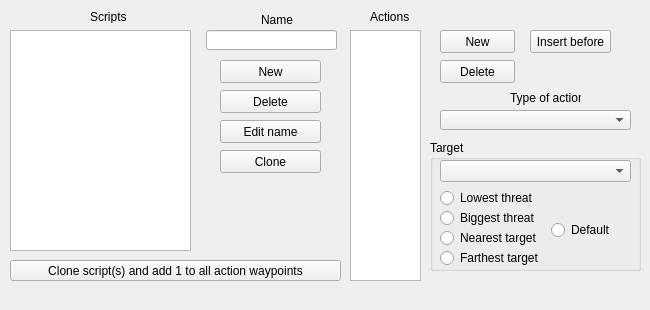
Old version of the form src/scriptsection.ui in the repository PTapioK/TSWaveMaker.
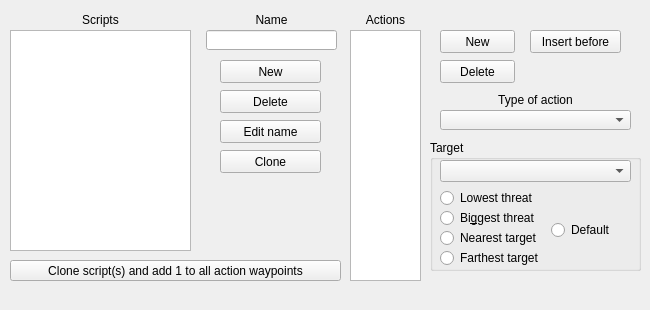
New version of the form.

```diff
--- a/src/scriptsection.ui
+++ b/src/scriptsection.ui
@@ -65,15 +65,18 @@
    <widget class="QLabel" name="label">
     <property name="geometry">
      <rect>
-      <x>90</x>
+      <x>15</x>
       <y>10</y>
-      <width>46</width>
-      <height>13</height>
+      <width>171</width>
+      <height>20</height>
      </rect>
     </property>
     <property name="text">
      <string>Scripts</string>
     </property>
+    <property name="alignment">
+     <set>Qt::AlignCenter</set>
+    </property>
    </widget>
    <widget class="QLineEdit" name="SNameEdit">
     <property name="geometry">
@@ -88,15 +91,18 @@
    <widget class="QLabel" name="label_2">
     <property name="geometry">
      <rect>
-      <x>261</x>
+      <x>211</x>
       <y>10</y>
-      <width>41</width>
+      <width>121</width>
       <height>20</height>
      </rect>
     </property>
     <property name="text">
      <string>Name</string>
     </property>
+    <property name="alignment">
+     <set>Qt::AlignCenter</set>
+    </property>
    </widget>
    <widget class="QPushButton" name="newS">
     <property name="geometry">
@@ -163,15 +169,18 @@
    <widget class="QLabel" name="label_3">
     <property name="geometry">
      <rect>
-      <x>370</x>
+      <x>355</x>
       <y>10</y>
-      <width>46</width>
-      <height>13</height>
+      <width>61</width>
+      <height>20</height>
      </rect>
     </property>
     <property name="text">
      <string>Actions</string>
     </property>
+    <property name="alignment">
+     <set>Qt::AlignCenter</set>
+    </property>
    </widget>
    <widget class="QPushButton" name="newSA">
     <property name="geometry">
@@ -218,15 +227,18 @@
    <widget class="QLabel" name="label_4">
     <property name="geometry">
      <rect>
-      <x>510</x>
+      <x>450</x>
       <y>90</y>
-      <width>71</width>
-      <height>16</height>
+      <width>171</width>
+      <height>20</height>
      </rect>
     </property>
     <property name="text">
      <string>Type of action</string>
     </property>
+    <property name="alignment">
+     <set>Qt::AlignCenter</set>
+    </property>
    </widget>
    <widget class="QComboBox" name="SATargetBox">
     <property name="geometry">
@@ -265,7 +277,7 @@
      <rect>
       <x>440</x>
       <y>190</y>
-      <width>101</width>
+      <width>111</width>
       <height>16</height>
      </rect>
     </property>
@@ -278,12 +290,12 @@
      <rect>
       <x>440</x>
       <y>210</y>
-      <width>161</width>
+      <width>111</width>
       <height>16</height>
      </rect>
     </property>
     <property name="text">
-     <string>Biggest threat</string>
+     <string>Bi&amp;ggest threat</string>
     </property>
    </widget>
    <widget class="QRadioButton" name="nearTarget">
@@ -291,7 +303,7 @@
      <rect>
       <x>440</x>
       <y>230</y>
-      <width>161</width>
+      <width>111</width>
       <height>16</height>
      </rect>
     </property>
@@ -304,7 +316,7 @@
      <rect>
       <x>440</x>
       <y>250</y>
-      <width>171</width>
+      <width>121</width>
       <height>16</height>
      </rect>
     </property>
@@ -343,10 +355,16 @@
      <rect>
       <x>530</x>
       <y>30</y>
-      <width>81</width>
+      <width>91</width>
       <height>23</height>
      </rect>
     </property>
+    <property name="sizePolicy">
+     <sizepolicy hsizetype="Minimum" vsizetype="Fixed">
+      <horstretch>0</horstretch>
+      <verstretch>0</verstretch>
+     </sizepolicy>
+    </property>
     <property name="text">
      <string>Insert before</string>
     </property>
```
Left out of the diff: 2 changed lines with no effect on the pictures.
